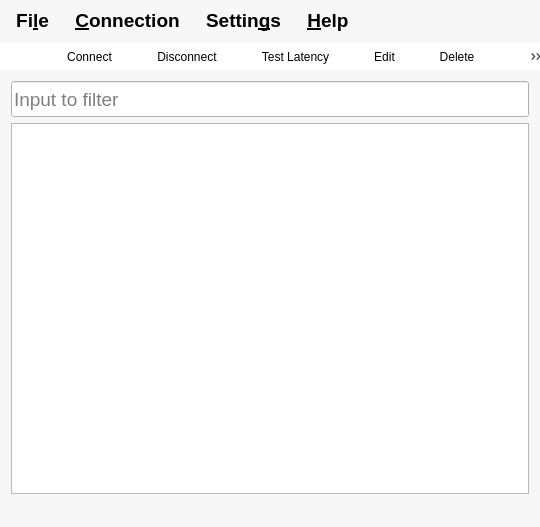
Old version of the form ui/mainwindow.ui in the repository Trojan-Qt5/Trojan-Qt5.
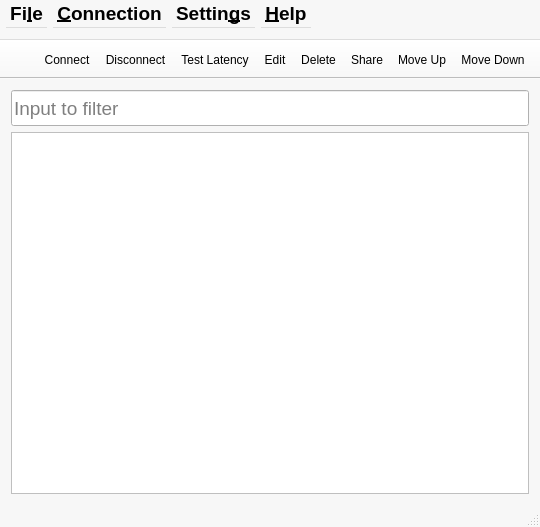
New version of the form. Icons and pictures are not drawn.

The edit to the form file:
```diff
--- a/ui/mainwindow.ui
+++ b/ui/mainwindow.ui
@@ -106,12 +106,6 @@
         <pointsize>14</pointsize>
        </font>
       </property>
-      <property name="styleSheet">
-       <string notr="true">QLineEdit[text=&quot;&quot;]
-{ 
-color: rgb(181,181,181); 
-}</string>
-      </property>
       <property name="placeholderText">
        <string>Input to filter</string>
       </property>
@@ -122,20 +116,6 @@
     </item>
     <item>
      <widget class="QTableView" name="connectionView">
-      <property name="styleSheet">
-       <string notr="true">QTableView
-{
-selection-background-color: rgb(0,147,255);
-}
-
-QHeaderView::section
-{
-background-color: white;
-border: 1px solid white;
-color: rgb(112,112,112);
-text-align: left;
-}</string>
-      </property>
       <property name="editTriggers">
        <set>QAbstractItemView::NoEditTriggers</set>
       </property>
@@ -167,20 +147,11 @@
     </item>
    </layout>
   </widget>
-  <widget class="QStatusBar" name="statusbar">
-   <property name="styleSheet">
-    <string notr="true">background: rgb(247,247,247);</string>
-   </property>
-  </widget>
+  <widget class="QStatusBar" name="statusbar"/>
   <widget class="QToolBar" name="toolBar">
    <property name="windowTitle">
     <string>Show Toolbar</string>
    </property>
-   <property name="styleSheet">
-    <string notr="true">background : rgb(255, 255, 255);
-border: none;
-spacing: 35px;</string>
-   </property>
    <property name="movable">
     <bool>false</bool>
    </property>
@@ -232,31 +203,6 @@
      <bold>true</bold>
     </font>
    </property>
-   <property name="styleSheet">
-    <string notr="true">QMenuBar
-{
-     background: rgb(247,247,247);
-}
-
-QMenuBar::item
-{
-	padding-top: 10px;
-	padding-bottom: 10px;
-	padding-left: 10px;
-	padding-right: 10px;
-}
-
-QMenuBar::item::pressed
-{
-	background : rgb(64,155,255);
-	color: rgb(255,255,255);
-}
-
-QMenu::item:selected { 
-	background : rgba(64,155,255,76%);
-    color: rgb(255,255,255);
-}</string>
-   </property>
    <widget class="QMenu" name="menuConnection">
     <property name="font">
      <font>
```
